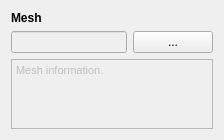
Qt form Project2/ui/meshwidget.ui (jesusdz/AGP) before a commit.
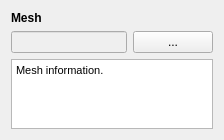
The same form after that commit.

```diff
--- a/Project2/ui/meshwidget.ui
+++ b/Project2/ui/meshwidget.ui
@@ -7,7 +7,7 @@
     <x>0</x>
     <y>0</y>
     <width>224</width>
-    <height>136</height>
+    <height>139</height>
    </rect>
   </property>
   <property name="windowTitle">
@@ -48,7 +48,7 @@
    <item>
     <widget class="QTextBrowser" name="textMeshInfo">
      <property name="enabled">
-      <bool>false</bool>
+      <bool>true</bool>
      </property>
      <property name="html">
       <string>&lt;!DOCTYPE HTML PUBLIC &quot;-//W3C//DTD HTML 4.0//EN&quot; &quot;http://www.w3.org/TR/REC-html40/strict.dtd&quot;&gt;
```
